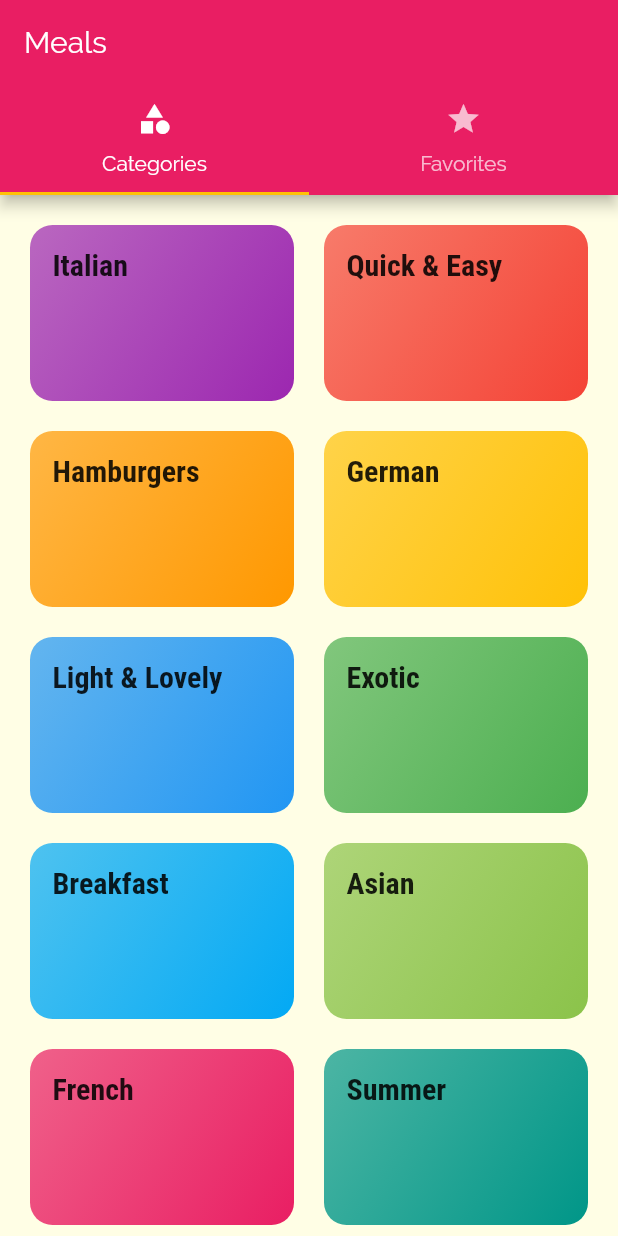
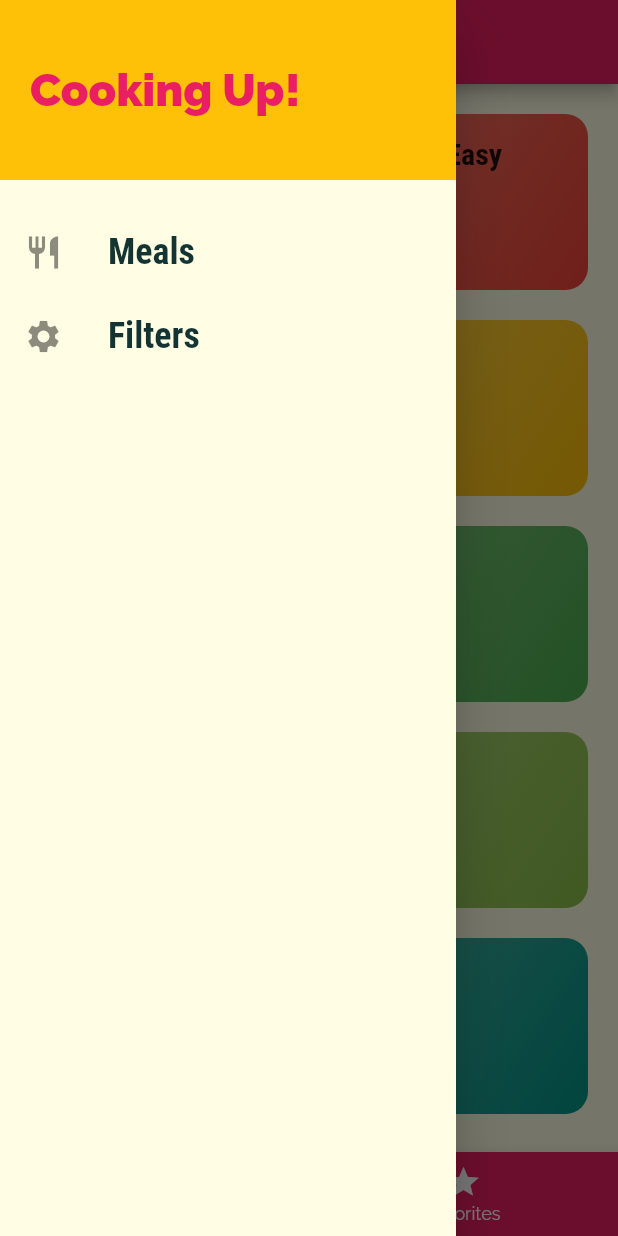
Before and after one commit to JuanBalceda/deli_meals, a Flutter app: the screen it shows after launch, with the side drawer open (before the commit the screen has no drawer), on a phone screen of 412 x 824 dp. Run offline on Flutter 3.47's test engine with Material 2 defaults, Android fonts, the phone set to English and light mode, and no system bars.

Commit message:
Added tab and drawer navigation sample

```diff
--- a/lib/main.dart
+++ b/lib/main.dart
@@ -1,5 +1,6 @@
 import 'package:deli_meals/screens/categories_screen.dart';
 import 'package:deli_meals/screens/category_meals_screen.dart';
+import 'package:deli_meals/screens/filters_screen.dart';
 import 'package:deli_meals/screens/meal_detail_screen.dart';
 import 'package:deli_meals/screens/tabs_screen.dart';
 import 'package:deli_meals/theme.dart';
@@ -22,6 +23,7 @@ class MyApp extends StatelessWidget {
         '/': (ctx) => TabsScreen(),
         CategoryMealsScreen.ROUTE_NAME: (ctx) => CategoryMealsScreen(),
         MealDetailScreen.ROUTE_NAME: (ctx) => MealDetailScreen(),
+        FiltersScreen.ROUTE_NAME: (ctx) => FiltersScreen(),
       },
       onGenerateRoute: (settings) {
         print(settings.arguments);
--- /dev/null
+++ b/lib/screens/filters_screen.dart
@@ -0,0 +1,18 @@
+import 'package:deli_meals/widgets/main_drawer.dart';
+import 'package:flutter/material.dart';
+
+class FiltersScreen extends StatelessWidget {
+  static const ROUTE_NAME = '/filters';
+  @override
+  Widget build(BuildContext context) {
+    return Scaffold(
+      appBar: AppBar(
+        title: Text('Filters'),
+      ),
+      drawer: MainDrawer(),
+      body: Center(
+        child: Text('Filters'),
+      ),
+    );
+  }
+}
--- a/lib/screens/meal_detail_screen.dart
+++ b/lib/screens/meal_detail_screen.dart
@@ -87,6 +87,11 @@ class MealDetailScreen extends StatelessWidget {
           ],
         ),
       ),
+      floatingActionButton: FloatingActionButton(
+          child: Icon(Icons.delete),
+          onPressed: () {
+            Navigator.of(context).pop(mealId);
+          }),
     );
   }
 }
--- a/lib/screens/tabs_screen.dart
+++ b/lib/screens/tabs_screen.dart
@@ -1,5 +1,6 @@
 import 'package:deli_meals/screens/categories_screen.dart';
 import 'package:deli_meals/screens/favorites_screen.dart';
+import 'package:deli_meals/widgets/main_drawer.dart';
 import 'package:flutter/material.dart';
 
 class TabsScreen extends StatefulWidget {
@@ -8,34 +9,57 @@ class TabsScreen extends StatefulWidget {
 }
 
 class _TabsScreenState extends State<TabsScreen> {
+  final List<Map<String, Object>> _pages = [
+    {
+      'page': CategoriesScreen(),
+      'title': 'Categories',
+    },
+    {
+      'page': FavoritesScreen(),
+      'title': 'Favorites',
+    },
+  ];
+
+  int _selectedPageIndex = 0;
+
+  void _selectPage(int index) {
+    setState(() {
+      _selectedPageIndex = index;
+    });
+  }
+
   @override
   Widget build(BuildContext context) {
     return DefaultTabController(
       length: 2,
       child: Scaffold(
         appBar: AppBar(
-          title: Text('Meals'),
-          bottom: TabBar(
-            tabs: [
-              Tab(
+          title: Text(_pages[_selectedPageIndex]['title'] as String),
+        ),
+        drawer: MainDrawer(),
+        body: _pages[_selectedPageIndex]['page'] as Widget,
+        bottomNavigationBar: BottomNavigationBar(
+          onTap: _selectPage,
+          backgroundColor: Theme.of(context).primaryColor,
+          selectedItemColor: Theme.of(context).accentColor,
+          unselectedItemColor: Colors.white,
+          currentIndex: _selectedPageIndex,
+          // type: BottomNavigationBarType.shifting,
+          items: [
+            BottomNavigationBarItem(
+              backgroundColor: Theme.of(context).primaryColor,
               icon: Icon(
                 Icons.category,
               ),
-                text: 'Categories',
+              label: 'Categories',
             ),
-              Tab(
+            BottomNavigationBarItem(
+              backgroundColor: Theme.of(context).primaryColor,
               icon: Icon(
                 Icons.star,
               ),
-                text: 'Favorites',
-              )
-            ],
+              label: 'Favorites',
             ),
-        ),
-        body: TabBarView(
-          children: [
-            CategoriesScreen(),
-            FavoritesScreen(),
           ],
         ),
       ),
--- /dev/null
+++ b/lib/widgets/main_drawer.dart
@@ -0,0 +1,60 @@
+import 'package:deli_meals/screens/filters_screen.dart';
+import 'package:flutter/material.dart';
+
+class MainDrawer extends StatelessWidget {
+  @override
+  Widget build(BuildContext context) {
+    return Drawer(
+      child: Column(
+        children: [
+          Container(
+            height: 120,
+            width: double.infinity,
+            padding: EdgeInsets.all(20),
+            alignment: Alignment.centerLeft,
+            color: Theme.of(context).accentColor,
+            /*
+            decoration: BoxDecoration(
+              color: Theme.of(context).accentColor,
+            ),
+            */
+            child: Text(
+              'Cooking Up!',
+              style: TextStyle(
+                fontWeight: FontWeight.w900,
+                fontSize: 30,
+                color: Theme.of(context).primaryColor,
+              ),
+            ),
+          ),
+          SizedBox(height: 20),
+          buildListTile(
+            'Meals',
+            Icons.restaurant,
+            () => Navigator.of(context).pushReplacementNamed('/'),
+          ),
+          buildListTile(
+            'Filters',
+            Icons.settings,
+            () => Navigator.of(context)
+                .pushReplacementNamed(FiltersScreen.ROUTE_NAME),
+          ),
+        ],
+      ),
+    );
+  }
+
+  ListTile buildListTile(String title, IconData iconData, Function tabHandler) {
+    return ListTile(
+      leading: Icon(iconData, size: 26),
+      title: Text(
+        title,
+        style: TextStyle(
+            fontFamily: 'RobotoCondensed',
+            fontSize: 24,
+            fontWeight: FontWeight.bold),
+      ),
+      onTap: () => tabHandler(),
+    );
+  }
+}
```
Also changed, not shown: lib/screens/category_meals_screen.dart (+33 -16 lines), lib/widgets/meal_item.dart (+7 -1 lines). Lines whose indentation alone changed are shown as unchanged.
